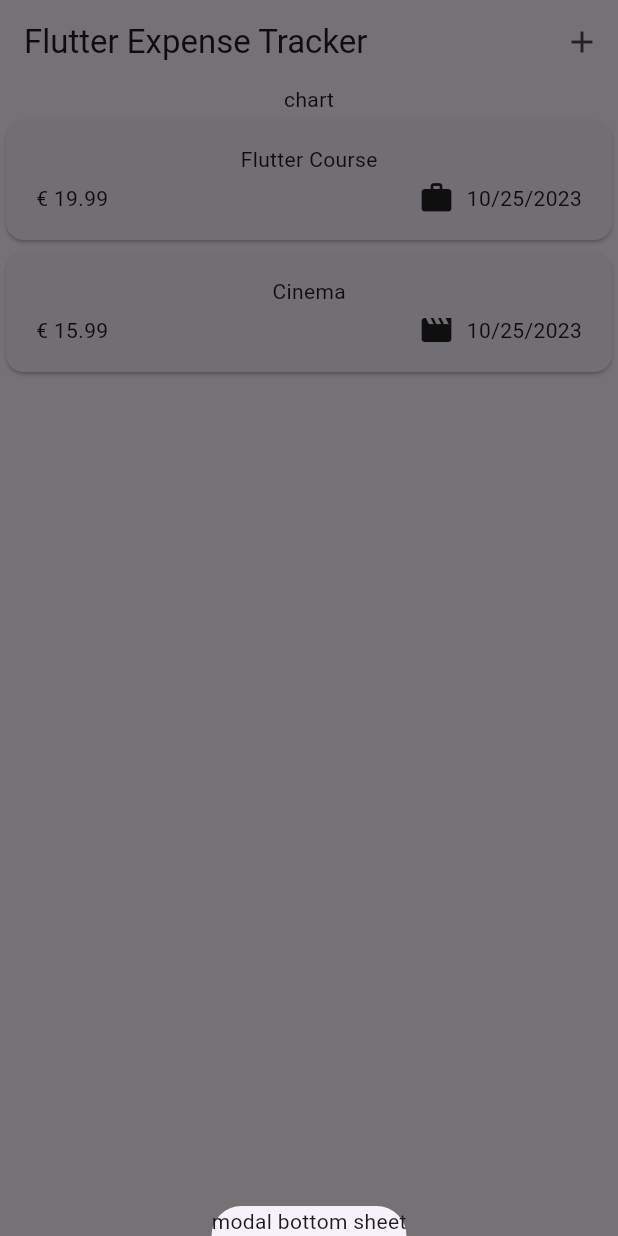
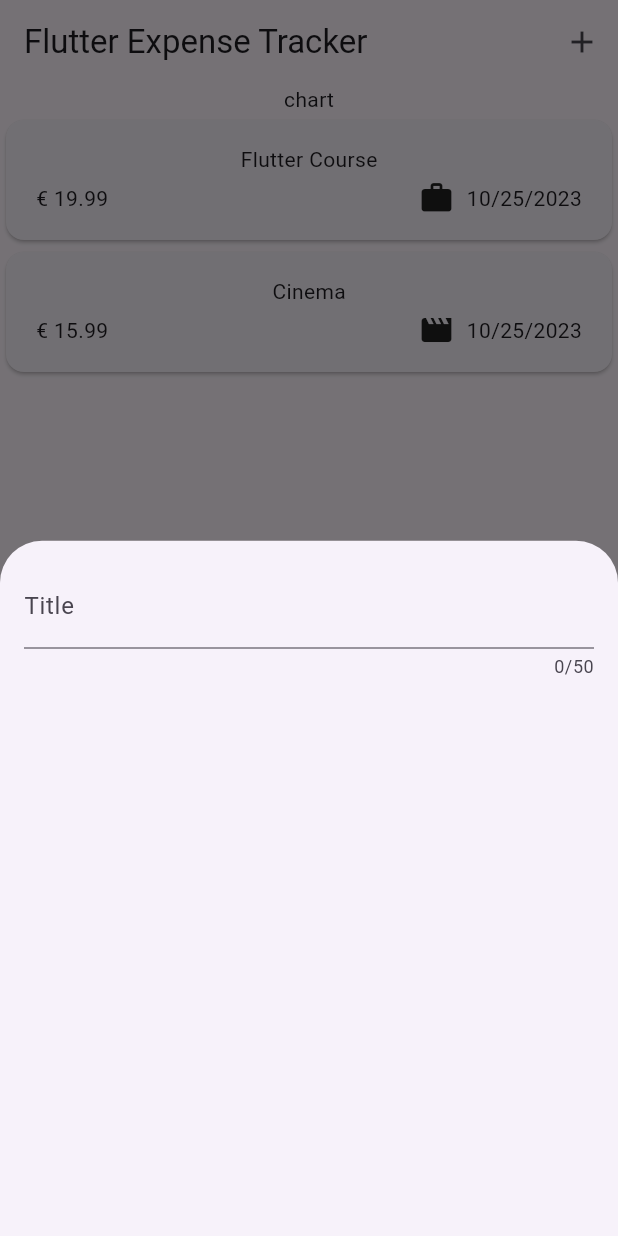
Before and after one commit to andreaa21/expense_tracker, a Flutter app: the screen it shows after launch, after a tap on the "add" icon, on a phone screen of 412 x 824 dp. Run offline on Flutter 3.47's test engine with Material 2 defaults, Android fonts, the phone set to English and light mode, and no system bars.

Commit message:
modifiche modal

```diff
--- a/lib/widgets/expenses.dart
+++ b/lib/widgets/expenses.dart
@@ -1,3 +1,4 @@
+import 'package:expense_tracker/widgets/new_expense.dart';
 import 'package:flutter/material.dart';
 import 'package:expense_tracker/models/expense.dart';
 import 'package:expense_tracker/widgets/expenses_list/expenses_list.dart';
@@ -30,7 +31,7 @@ class _ExpensesState extends State<Expenses> {
   void _openAddExpenseOverlay() {
     showModalBottomSheet(
       context: context,
-      builder: (ctx) => const Text('modal bottom sheet'),
+      builder: (ctx) => const NewExpense(),
     );
   }
 
--- /dev/null
+++ b/lib/widgets/new_expense.dart
@@ -0,0 +1,30 @@
+import 'package:flutter/material.dart';
+
+class NewExpense extends StatefulWidget {
+  const NewExpense({super.key});
+
+  @override
+  State<StatefulWidget> createState() {
+    return _NewExpenseState();
+  }
+}
+
+class _NewExpenseState extends State<NewExpense> {
+  @override
+  Widget build(BuildContext context) {
+    return const Padding(
+      padding: EdgeInsets.all(16),
+      child: Column(
+        children: [
+          TextField(
+            maxLength: 50,
+            keyboardType: TextInputType.text,
+            decoration: InputDecoration(
+              label: Text('Title'),
+            ),
+          ),
+        ],
+      ),
+    );
+  }
+}
```
